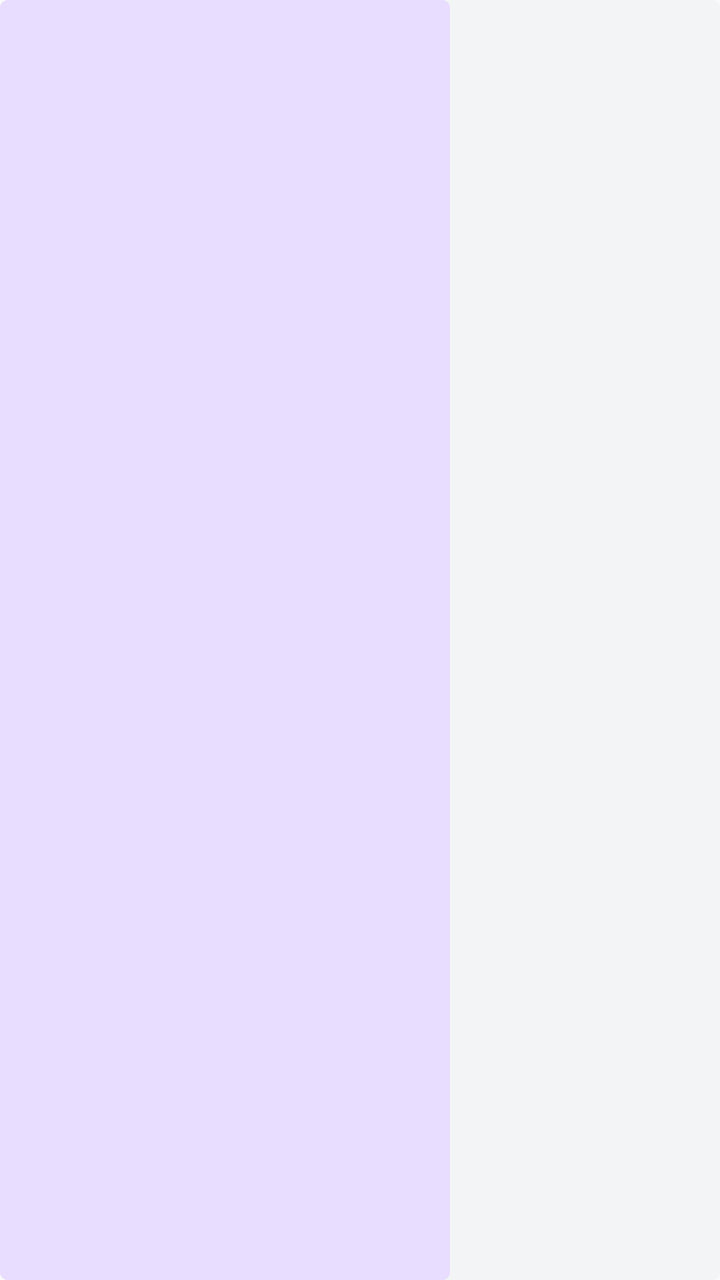
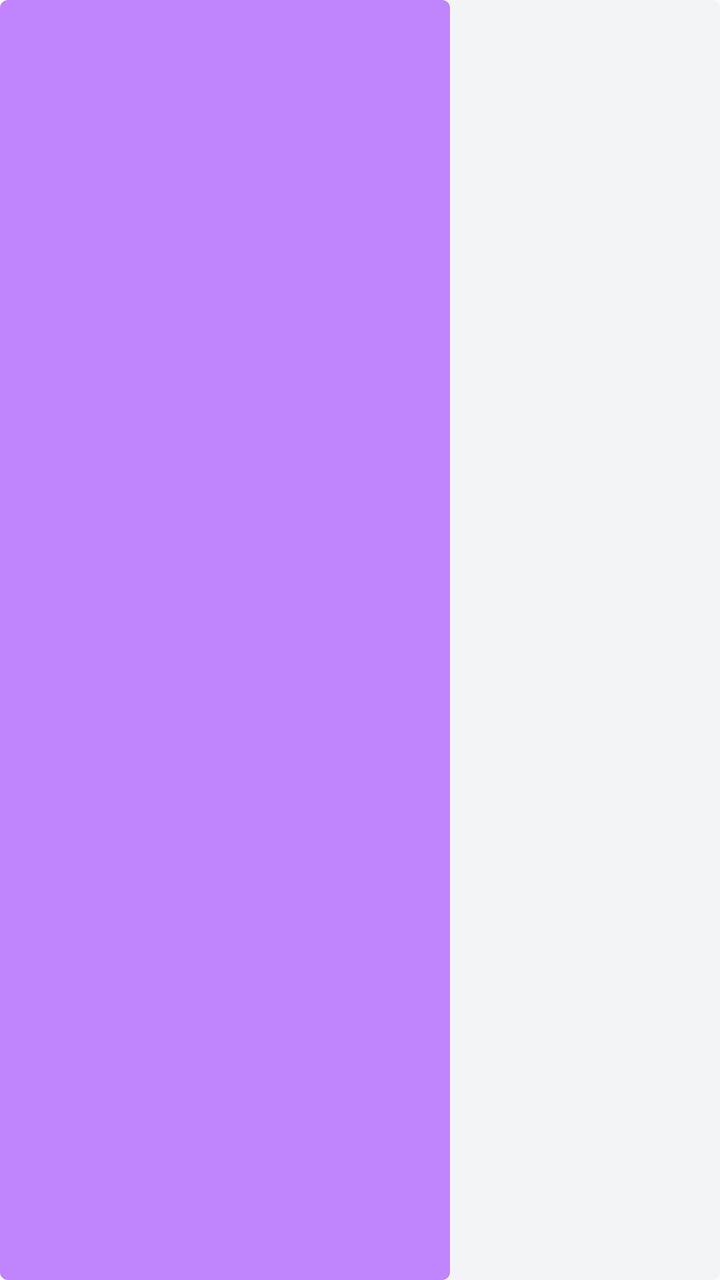

Screens rendered from an Android XML layout before and after an edit, with the pre-edit source and the edit as a unified diff.
<!-- AndroidManifest.xml: application theme AppTheme -->
<!-- res/layout/widget_progress_personal_light.xml -->
<ProgressBar xmlns:android="http://schemas.android.com/apk/res/android" android:id="@+id/widget_progress" style="?android:attr/progressBarStyleHorizontal" android:layout_width="match_parent" android:layout_height="6dp" android:max="10000" android:progress="6250" android:indeterminate="false" android:progressDrawable="@drawable/widget_progress" android:progressTint="@color/widget_personal_light_fill" android:progressBackgroundTint="#4D9BB1CA"/>
<!-- resources referenced by this layout -->
<resources>
  <color name="widget_personal_light_fill">#e8dcff</color>
  <!-- drawable widget_progress (drawable) -->
  <layer-list xmlns:android="http://schemas.android.com/apk/res/android">
      <item android:id="@android:id/background">
          <shape><corners android:radius="4dp"/><solid android:color="#4D9BB1CA"/></shape>
      </item>
      <item android:id="@android:id/progress">
          <scale android:scaleWidth="100%" android:scaleGravity="left"><shape><corners android:radius="4dp"/><solid android:color="#FFB987"/></shape></scale>
      </item>
  </layer-list>
  <style name="AppTheme" parent="Theme.AppCompat.Light.DarkActionBar">
          
          <item name="colorPrimary">@color/colorPrimary</item>
          <item name="colorPrimaryDark">@color/colorPrimaryDark</item>
          <item name="colorAccent">@color/colorAccent</item>
      </style>
</resources>

<!-- the commit's change to res/layout/widget_progress_personal_light.xml (unified diff, before → after) -->
@@ -1 +1 @@
-<ProgressBar xmlns:android="http://schemas.android.com/apk/res/android" android:id="@+id/widget_progress" style="?android:attr/progressBarStyleHorizontal" android:layout_width="match_parent" android:layout_height="6dp" android:max="10000" android:progress="6250" android:indeterminate="false" android:progressDrawable="@drawable/widget_progress" android:progressTint="@color/widget_personal_light_fill" android:progressBackgroundTint="#4D9BB1CA"/>
+<ProgressBar xmlns:android="http://schemas.android.com/apk/res/android" android:id="@+id/widget_progress" style="?android:attr/progressBarStyleHorizontal" android:layout_width="match_parent" android:layout_height="6dp" android:max="10000" android:progress="6250" android:indeterminate="false" android:progressDrawable="@drawable/widget_progress" android:progressTint="@color/widget_personal_bright" android:progressBackgroundTint="#4D9BB1CA"/>
<!-- resource entries referenced after the edit -->
@@ -1,6 +1,6 @@
 <!-- resources referenced by this layout -->
 <resources>
-  <color name="widget_personal_light_fill">#e8dcff</color>
+  <color name="widget_personal_bright">#C084FC</color>
   <!-- drawable widget_progress (drawable) -->
   <layer-list xmlns:android="http://schemas.android.com/apk/res/android">
       <item android:id="@android:id/background">
